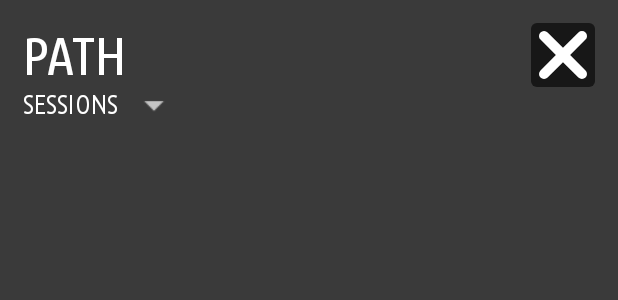
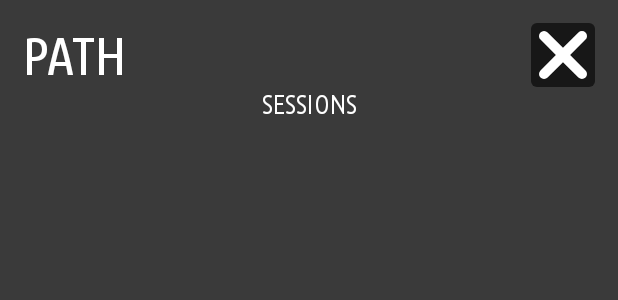
Before and after one commit to xwilen22/ConanMower, an Android app: the layout path_fragment.xml on its own in the app's theme, with its tools: preview values and no code run, on a phone screen of 412 x 824 dp. Shown: the top 300 px of the screen. Run offline under Robolectric (Android 15) with nearby library versions, the phone set to English and light mode, and no system bars.

Commit message:
Implemented functionality for spinner (Choosing session-path to display on canvas)

```diff
--- a/app/src/main/java/com/example/conanmoverandroidapp/PathCanvas.kt
+++ b/app/src/main/java/com/example/conanmoverandroidapp/PathCanvas.kt
@@ -4,7 +4,6 @@ import android.R
 import android.content.Context
 import android.graphics.*
 import android.util.AttributeSet
-import android.util.Log
 import android.view.View
 import androidx.lifecycle.Observer
 
@@ -22,7 +21,7 @@ class PathCanvas(context: Context, attributeSet: AttributeSet?) : View(context)
     private var oldAngle = 0
 
 
-    /*The boarder from the edges we do not want to cross*/
+    /*The border from the edges we do not want to cross*/
     private var eventHorizon = 300
 
 
@@ -39,12 +38,10 @@ class PathCanvas(context: Context, attributeSet: AttributeSet?) : View(context)
         paint.strokeWidth = 12f
         paint.style = Paint.Style.STROKE
 
-        val pathSessionsObserver = Observer<MutableList<TraveledPathSession>> {
-            drawPathOnCanvas()
+        val changedSessionSelection = Observer<Int> { position ->
+            drawPathOnCanvas(position)
         }
-
-        Globals.pathViewModel.traveledPathSessions.observe(Globals.pathLifeCycleOwner, pathSessionsObserver)
-        Globals.pathViewModel.readDataFromRealtimeDatabase()
+        Globals.pathViewModel.changedSessionSelection.observe(Globals.pathLifeCycleOwner, changedSessionSelection)
     }
 
 /*
@@ -76,10 +73,17 @@ class PathCanvas(context: Context, attributeSet: AttributeSet?) : View(context)
         }
     }
 
+    private fun clearCanvas(){
+        obstacles.clear()
+        path.reset()
+        invalidate()
+    }
 
-    private fun drawPathOnCanvas(){
+    private fun drawPathOnCanvas(position: Int){
+        clearCanvas()
+
         var startCoordinates = Coordinates(width.toFloat()/2, height.toFloat()/2)
-        Globals.traveledPathSessionList[1].traveledPaths.forEach {
+        Globals.traveledPathSessionList[position].traveledPaths.forEach {
             // Parse each data point
             val stopCoordinates = parseToCoordinates(
                 startCoordinates.xCoordinate,
@@ -145,7 +149,4 @@ class PathCanvas(context: Context, attributeSet: AttributeSet?) : View(context)
         }
 
     }
-
-
-
-    }
+}
--- a/app/src/main/java/com/example/conanmoverandroidapp/TraveledPath.kt
+++ b/app/src/main/java/com/example/conanmoverandroidapp/TraveledPath.kt
@@ -11,7 +11,7 @@ data class TraveledPath(
 )
 
 data class TraveledPathSession(
-    // TODO: Add more info about session
+    var sessionName: String,
     var traveledPaths: MutableList<TraveledPath>
 )
 
--- a/app/src/main/java/com/example/conanmoverandroidapp/ui/PathViewModel.kt
+++ b/app/src/main/java/com/example/conanmoverandroidapp/ui/PathViewModel.kt
@@ -17,6 +17,10 @@ class PathViewModel : ViewModel() {
         MutableLiveData<MutableList<TraveledPathSession>>()
     }
 
+    val changedSessionSelection: MutableLiveData<Int> by lazy {
+        MutableLiveData<Int>()
+    }
+
      fun readDataFromRealtimeDatabase () {
         val database = FirebaseDatabase.getInstance().reference
         database.addValueEventListener(object: ValueEventListener {
@@ -25,7 +29,7 @@ class PathViewModel : ViewModel() {
                     val data = snapshot.child("TraveledPath").children
 
                     data.forEach {
-                        val traveledPathSession = TraveledPathSession(mutableListOf())
+                        val traveledPathSession = TraveledPathSession(it.key!!, mutableListOf())
                         val traveledPaths = it.children
                         traveledPaths.forEach{ pathData ->
                             val traveledPath = pathData.getValue(TraveledPath::class.java)
@@ -36,7 +40,7 @@ class PathViewModel : ViewModel() {
                     traveledPathSessions.value = Globals.traveledPathSessionList
                 }
                 else{
-                    Log.d("ReadData", "snapshot does not exist")
+                    Log.d("ReadData", "Snapshot does not exist")
                 }
             }
 
--- a/app/src/main/res/layout/path_fragment.xml
+++ b/app/src/main/res/layout/path_fragment.xml
@@ -33,35 +33,42 @@
 
     </ImageButton>
 
+    <LinearLayout
+        android:id="@+id/session_layout"
+        app:layout_constraintTop_toBottomOf="@id/btn_close"
+        android:layout_width="match_parent"
+        android:layout_height="wrap_content"
+        android:layout_weight=".28"
+        android:orientation="vertical"
+        android:gravity="center">
+
         <TextView
             android:id="@+id/session_spinner"
-        app:layout_constraintTop_toBottomOf="@id/btn_close"
-        app:layout_constraintStart_toStartOf="parent"
-        android:layout_width="wrap_content"
+            android:layout_width="match_parent"
             android:layout_height="wrap_content"
-        android:layout_marginLeft="@dimen/distance_small"
             android:textColor="@color/white"
             android:text="@string/sessions"
             android:textSize="@dimen/text_button"
+            android:textAlignment="center"
             android:textAllCaps="true"/>
 
         <Spinner
-        app:layout_constraintTop_toBottomOf="@id/btn_close"
-        app:layout_constraintStart_toEndOf="@id/session_spinner"
+            android:id="@+id/spinner"
             android:layout_width="wrap_content"
             android:layout_height="wrap_content"
-        android:theme="@style/SpinnerTheme"
-        tools:listitem="@layout/item_session"
-        android:scaleX="1.3"
-        android:scaleY="1.3"
-        android:id="@+id/spinner" />
+            android:layout_marginTop="5dp"
+            android:background="@null" />
+            <!--android:theme="@style/SpinnerTheme"-->
+
+    </LinearLayout>
+
 
 
     <com.example.conanmoverandroidapp.PathCanvas
         android:id="@+id/canvas_area"
         android:layout_width="0dp"
         android:layout_height="0dp"
-        app:layout_constraintTop_toBottomOf="@id/session_spinner"
+        app:layout_constraintTop_toBottomOf="@id/session_layout"
         app:layout_constraintStart_toStartOf="parent"
         app:layout_constraintEnd_toEndOf="parent"
         app:layout_constraintBottom_toBottomOf="parent"/>
--- a/build.gradle
+++ b/build.gradle
@@ -6,7 +6,7 @@ buildscript {
         jcenter()
     }
     dependencies {
-        classpath 'com.android.tools.build:gradle:4.1.3'
+        classpath 'com.android.tools.build:gradle:4.2.0'
         classpath "org.jetbrains.kotlin:kotlin-gradle-plugin:$kotlin_version"
         classpath "org.jetbrains.kotlin:kotlin-android-extensions:$kotlin_version"
         classpath "android.arch.navigation:navigation-safe-args-gradle-plugin:1.0.0"
```
Also changed, not shown: app/src/main/java/com/example/conanmoverandroidapp/ui/PathFragment.kt (+51 -1 lines), app/src/main/res/drawable/ic_arrow_drop_down_white.xml (added, +10 -0 lines), app/src/main/res/layout/spinner_item_main.xml (added, +9 -0 lines), gradle/wrapper/gradle-wrapper.properties. Lines whose indentation alone changed are shown as unchanged.
